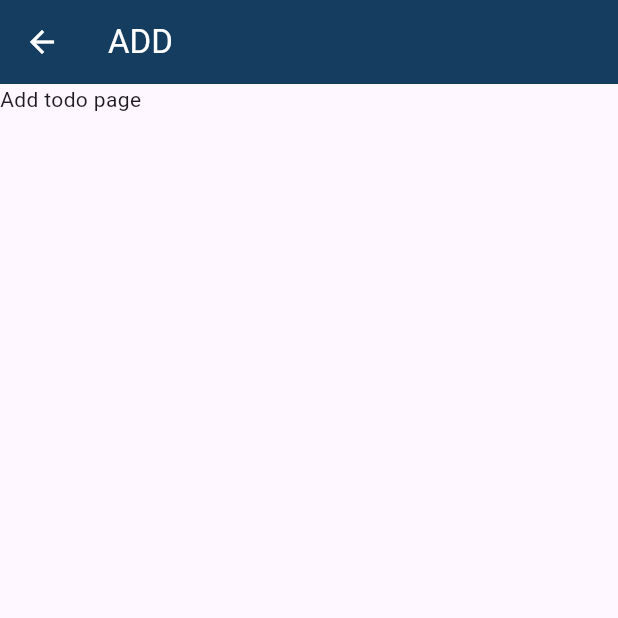
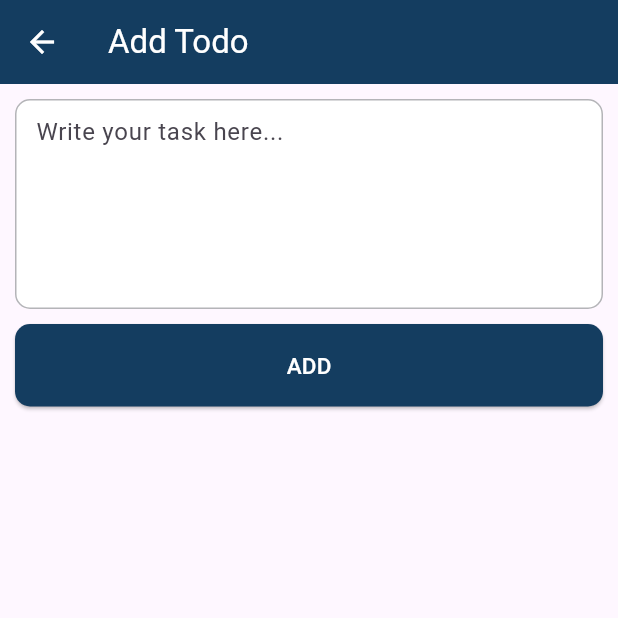
Before and after one commit to gmulonga/TODO-app, a Flutter app: the AddTodoPage screen opened by its route, on a phone screen of 412 x 824 dp, the top half of it. Run offline on Flutter 3.47's test engine with Material 3 defaults, Android fonts, the phone set to English and light mode, and no system bars.

Commit message:
feat: add text input for adding todo

```diff
--- a/lib/presentation/pages/add_todo_page.dart
+++ b/lib/presentation/pages/add_todo_page.dart
@@ -1,5 +1,6 @@
 import 'package:flutter/material.dart';
 import 'package:todo/core/constants.dart';
+import 'package:todo/presentation/widgets/custom_button.dart';
 
 class AddTodoPage extends StatefulWidget {
   const AddTodoPage({super.key});
@@ -9,15 +10,51 @@ class AddTodoPage extends StatefulWidget {
 }
 
 class _AddTodoPageState extends State<AddTodoPage> {
+  TextEditingController _todoController = TextEditingController();
+
   @override
   Widget build(BuildContext context) {
     return Scaffold(
-      appBar: AppBar(
-        backgroundColor: kNavyBlue,
-        foregroundColor: kWhite,
-        title: Text('ADD'),
-      ),
-      body: Text('Add todo page'),
-    );
+        appBar: AppBar(
+          backgroundColor: kNavyBlue,
+          foregroundColor: kWhite,
+          title: Text('Add Todo'),
+        ),
+        body: Column(
+          crossAxisAlignment: CrossAxisAlignment.stretch,
+          children: [
+            Padding(
+                padding: EdgeInsets.symmetric(horizontal: 10, vertical: 10),
+                child: TextField(
+                  controller: _todoController,
+                  maxLines: 5,
+                  decoration: InputDecoration(
+                    hintText: "Write your task here...",
+                    filled: true,
+                    fillColor: kWhite,
+                    border: OutlineInputBorder(
+                      borderRadius: BorderRadius.circular(10),
+                    ),
+                    enabledBorder: OutlineInputBorder(
+                      borderRadius: BorderRadius.circular(10),
+                      borderSide: BorderSide(color: kGrey),
+                    ),
+                    focusedBorder: OutlineInputBorder(
+                      borderRadius: BorderRadius.circular(10),
+                      borderSide: BorderSide(
+                          color: kNavyBlue,
+                          width: 1), // Border color when focused
+                    ),
+                    contentPadding: EdgeInsets.all(10),
+                  ),
+                  cursorColor: kNavyBlue,
+                  // Cursor color when typing
+                  style: TextStyle(color: kNavyBlue), // Text color
+                )),
+            Padding(
+                padding: EdgeInsets.symmetric(horizontal: 10),
+                child: CustomButton(callBackFunction: () {})),
+          ],
+        ));
   }
 }
--- /dev/null
+++ b/lib/presentation/widgets/custom_button.dart
@@ -0,0 +1,37 @@
+import 'package:todo/core/constants.dart';
+import 'package:flutter/material.dart';
+
+class CustomButton extends StatefulWidget {
+  CustomButton({
+    required this.callBackFunction,
+  });
+
+  final VoidCallback callBackFunction;
+
+  @override
+  _CustomButtonState createState() => _CustomButtonState();
+}
+
+class _CustomButtonState extends State<CustomButton> {
+  @override
+  Widget build(BuildContext context) {
+    return ElevatedButton(
+      onPressed: () {
+        widget.callBackFunction();
+      },
+      style: ElevatedButton.styleFrom(
+        backgroundColor: kNavyBlue,
+        shape: RoundedRectangleBorder(
+          borderRadius: BorderRadius.circular(10.0),
+        ),
+      ),
+      child: Padding(
+        padding: EdgeInsets.symmetric(vertical: 17),
+        child: Text(
+          "ADD",
+          style: TextStyle(color: kWhite, fontSize: 15),
+        ),
+      ),
+    );
+  }
+}
```
